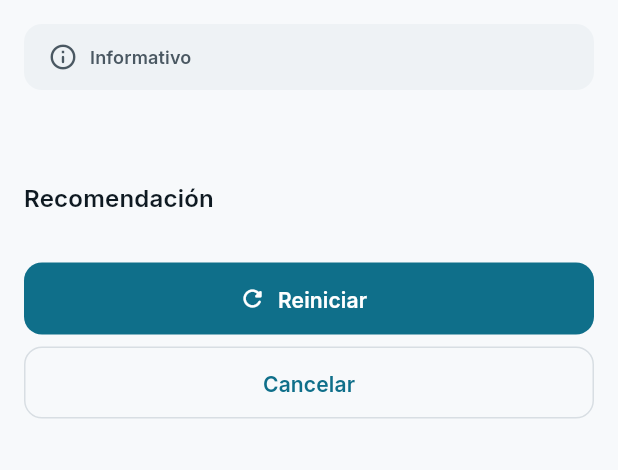
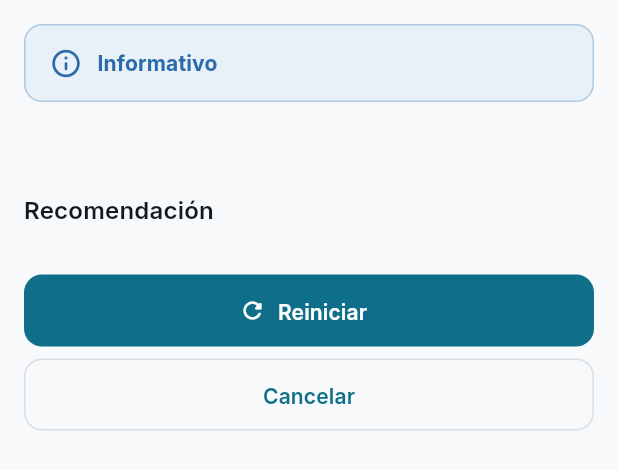
Before and after one commit to grisllo/NeuroScaleApp, a Flutter app: the _ResultBody widget shown alone on an empty page, opened directly with empty values, on a phone screen of 412 x 824 dp. Shown: the top 470 px of the screen. Run offline on Flutter 3.47's test engine with Material 3 defaults, Android fonts, the phone set to English and light mode, and no system bars; our stand-ins replace connectivity_plus, drift, drift_flutter, email_validator, fl_chart, flutter_riverpod and 5 more; accounts and stored records are empty; generated files the repository leaves out were written again.

Commit message:
feat(ui): AlgorithmScreen — ClinicalColors en resultado + opciones como cards
ResultBody: elimina colores hardcodeados (Colors.green.shade50 etc.) que
no adaptaban al modo oscuro. Usa ClinicalColors del theme: info/success/
warning/danger segun urgencia. Banner con borde tonal sutil.
QuestionBody: opciones pasan de OutlinedButton a Card + AnimatedTapScale.
Numeros de recomendacion usan el color de urgencia del resultado.

Co-Authored-By: Claude Sonnet 4.6 <noreply@anthropic.com>

```diff
--- a/lib/features/algorithms/presentation/screens/algorithm_screen.dart
+++ b/lib/features/algorithms/presentation/screens/algorithm_screen.dart
@@ -2,6 +2,8 @@ import 'package:flutter/material.dart';
 import 'package:flutter_riverpod/flutter_riverpod.dart';
 import 'package:go_router/go_router.dart';
 
+import '../../../../core/theme/clinical_colors.dart';
+import '../../../../core/widgets/animated_tap_scale.dart';
 import '../../../../l10n/generated/app_localizations.dart';
 import '../../domain/entities/algorithm_definition.dart';
 import '../../domain/entities/algorithm_node.dart';
@@ -70,6 +72,7 @@ class _QuestionBody extends ConsumerWidget {
   @override
   Widget build(BuildContext context, WidgetRef ref) {
     final l10n = AppLocalizations.of(context);
+    final scheme = Theme.of(context).colorScheme;
     final hint = node.hintKey != null ? l10n.algo(node.hintKey!) : null;
 
     return Column(
@@ -79,7 +82,7 @@ class _QuestionBody extends ConsumerWidget {
             padding: const EdgeInsets.all(16),
             children: [
               Card(
-                color: Theme.of(context).colorScheme.surfaceContainerHighest,
+                color: scheme.surfaceContainerHighest,
                 child: Padding(
                   padding: const EdgeInsets.all(16),
                   child: Column(
@@ -95,11 +98,7 @@ class _QuestionBody extends ConsumerWidget {
                         Text(
                           hint,
                           style: Theme.of(context).textTheme.bodySmall
-                              ?.copyWith(
-                                color: Theme.of(
-                                  context,
-                                ).colorScheme.onSurfaceVariant,
-                              ),
+                              ?.copyWith(color: scheme.onSurfaceVariant),
                         ),
                       ],
                     ],
@@ -110,19 +109,32 @@ class _QuestionBody extends ConsumerWidget {
               ...node.options.map(
                 (opt) => Padding(
                   padding: const EdgeInsets.only(bottom: 8),
-                  child: SizedBox(
-                    width: double.infinity,
-                    child: OutlinedButton(
-                      style: OutlinedButton.styleFrom(
+                  child: AnimatedTapScale(
+                    onTap: () =>
+                        ref.read(algorithmProvider.notifier).step(opt.id),
+                    child: Card(
+                      child: Padding(
                         padding: const EdgeInsets.symmetric(
                           horizontal: 16,
                           vertical: 14,
                         ),
-                        alignment: Alignment.centerLeft,
+                        child: Row(
+                          children: [
+                            Expanded(
+                              child: Text(
+                                l10n.algo(opt.labelKey),
+                                style: Theme.of(context).textTheme.bodyMedium
+                                    ?.copyWith(fontWeight: FontWeight.w500),
                               ),
-                      onPressed: () =>
-                          ref.read(algorithmProvider.notifier).step(opt.id),
-                      child: Text(l10n.algo(opt.labelKey)),
+                            ),
+                            Icon(
+                              Icons.arrow_forward_ios_rounded,
+                              size: 14,
+                              color: scheme.onSurfaceVariant,
+                            ),
+                          ],
+                        ),
+                      ),
                     ),
                   ),
                 ),
@@ -156,24 +168,16 @@ class _ResultBody extends ConsumerWidget {
 
   final ResultNode node;
 
-  static Color _bgColor(BuildContext context, AlgorithmUrgency urgency) =>
-      switch (urgency) {
-        AlgorithmUrgency.info => Theme.of(
-          context,
-        ).colorScheme.surfaceContainerHighest,
-        AlgorithmUrgency.low => Colors.green.shade50,
-        AlgorithmUrgency.moderate => Colors.orange.shade50,
-        AlgorithmUrgency.high => Colors.deepOrange.shade50,
-        AlgorithmUrgency.critical => Colors.red.shade50,
-      };
-
-  static Color _fgColor(BuildContext context, AlgorithmUrgency urgency) =>
-      switch (urgency) {
-        AlgorithmUrgency.info => Theme.of(context).colorScheme.onSurfaceVariant,
-        AlgorithmUrgency.low => Colors.green.shade800,
-        AlgorithmUrgency.moderate => Colors.orange.shade800,
-        AlgorithmUrgency.high => Colors.deepOrange.shade800,
-        AlgorithmUrgency.critical => Colors.red.shade800,
+  ClinicalColorPair _urgencyColors(
+    AlgorithmUrgency urgency,
+    ClinicalColors clinical,
+    ColorScheme scheme,
+  ) => switch (urgency) {
+    AlgorithmUrgency.info => clinical.info,
+    AlgorithmUrgency.low => clinical.success,
+    AlgorithmUrgency.moderate => clinical.warning,
+    AlgorithmUrgency.high => clinical.danger,
+    AlgorithmUrgency.critical => clinical.danger,
   };
 
   static IconData _icon(AlgorithmUrgency urgency) => switch (urgency) {
@@ -187,31 +191,33 @@ class _ResultBody extends ConsumerWidget {
   @override
   Widget build(BuildContext context, WidgetRef ref) {
     final l10n = AppLocalizations.of(context);
-    final bg = _bgColor(context, node.urgency);
-    final fg = _fgColor(context, node.urgency);
+    final scheme = Theme.of(context).colorScheme;
+    final clinical = Theme.of(context).clinicalColors;
+    final pair = _urgencyColors(node.urgency, clinical, scheme);
 
     return SingleChildScrollView(
       padding: const EdgeInsets.all(16),
       child: Column(
         crossAxisAlignment: CrossAxisAlignment.start,
         children: [
-          // Urgency banner
+          // Urgency banner — uses ClinicalColors, adapts to dark mode
           Container(
             width: double.infinity,
-            padding: const EdgeInsets.symmetric(horizontal: 16, vertical: 12),
+            padding: const EdgeInsets.symmetric(horizontal: 16, vertical: 14),
             decoration: BoxDecoration(
-              color: bg,
+              color: pair.surface,
               borderRadius: BorderRadius.circular(12),
+              border: Border.all(color: pair.foreground.withValues(alpha: 0.3)),
             ),
             child: Row(
               children: [
-                Icon(_icon(node.urgency), color: fg, size: 20),
-                const SizedBox(width: 8),
+                Icon(_icon(node.urgency), color: pair.foreground, size: 22),
+                const SizedBox(width: 10),
                 Text(
                   l10n.urgencyLabel(node.urgency),
-                  style: Theme.of(context).textTheme.labelMedium?.copyWith(
-                    color: fg,
-                    fontWeight: FontWeight.w600,
+                  style: Theme.of(context).textTheme.titleSmall?.copyWith(
+                    color: pair.foreground,
+                    fontWeight: FontWeight.w700,
                   ),
                 ),
               ],
@@ -226,7 +232,7 @@ class _ResultBody extends ConsumerWidget {
             ).textTheme.titleLarge?.copyWith(fontWeight: FontWeight.bold),
           ),
           const SizedBox(height: 20),
-          // Recommendations header
+          // Recommendations
           Text(
             l10n.algorithmResultTitle,
             style: Theme.of(
@@ -238,32 +244,43 @@ class _ResultBody extends ConsumerWidget {
             ((int, String) entry) => Padding(
               padding: const EdgeInsets.only(bottom: 8),
               child: Card(
-                child: ListTile(
-                  leading: CircleAvatar(
+                child: Padding(
+                  padding: const EdgeInsets.symmetric(
+                    horizontal: 12,
+                    vertical: 10,
+                  ),
+                  child: Row(
+                    crossAxisAlignment: CrossAxisAlignment.start,
+                    children: [
+                      CircleAvatar(
                         radius: 14,
-                    backgroundColor: Theme.of(
-                      context,
-                    ).colorScheme.primaryContainer,
+                        backgroundColor: pair.surface,
                         child: Text(
                           '${entry.$1 + 1}',
                           style: TextStyle(
                             fontSize: 12,
                             fontWeight: FontWeight.bold,
-                        color: Theme.of(context).colorScheme.onPrimaryContainer,
+                            color: pair.foreground,
                           ),
                         ),
                       ),
-                  title: Text(l10n.algo(entry.$2)),
-                  contentPadding: const EdgeInsets.symmetric(
-                    horizontal: 12,
-                    vertical: 4,
+                      const SizedBox(width: 12),
+                      Expanded(
+                        child: Padding(
+                          padding: const EdgeInsets.only(top: 2),
+                          child: Text(
+                            l10n.algo(entry.$2),
+                            style: Theme.of(context).textTheme.bodyMedium,
+                          ),
+                        ),
+                      ),
+                    ],
                   ),
                 ),
               ),
             ),
           ),
           const SizedBox(height: 24),
-          // Actions
           SizedBox(
             width: double.infinity,
             child: FilledButton.icon(
```
Lines whose indentation alone changed are shown as unchanged.
